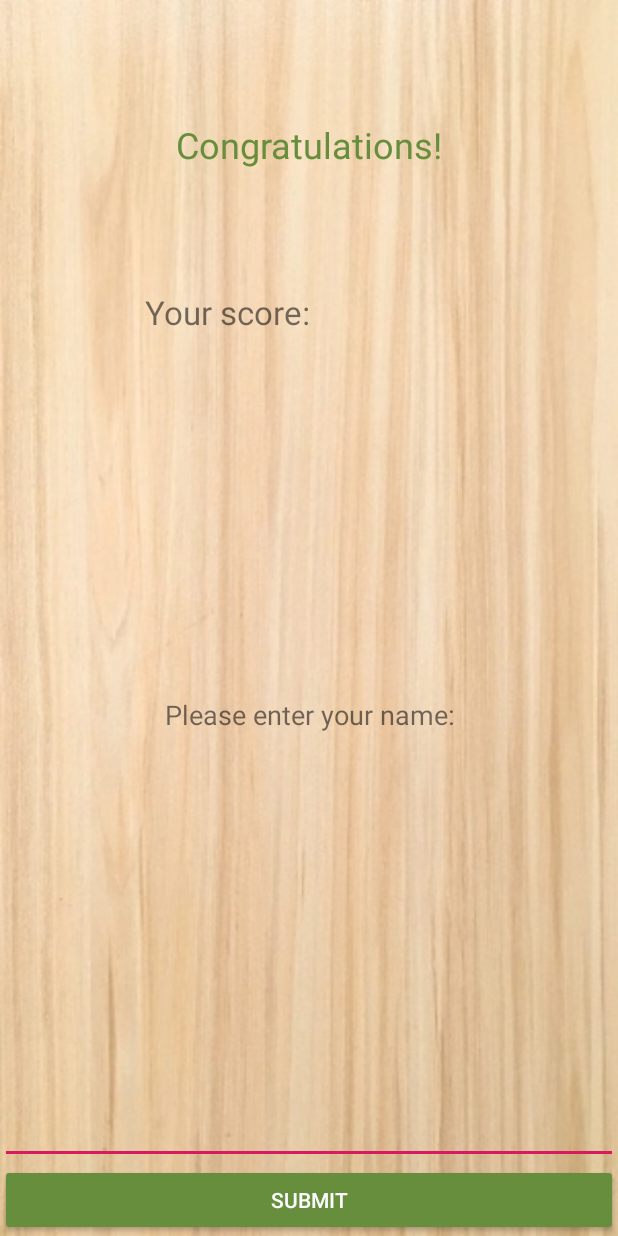
After one commit to yeoweizheng/FlipMeTeam7, an Android app: the layout dialog_enter_name.xml on its own in the app's theme, with its tools: preview values and no code run, on a phone screen of 412 x 824 dp. The commit adds this screen. Run offline under Robolectric (Android 15) with nearby library versions, the phone set to English and light mode, and no system bars.

Commit message:
Added game dialog & score system

```diff
--- /dev/null
+++ b/app/src/main/res/layout/dialog_enter_name.xml
@@ -0,0 +1,73 @@
+<?xml version="1.0" encoding="utf-8"?>
+<LinearLayout
+    xmlns:android="http://schemas.android.com/apk/res/android"
+    xmlns:app="http://schemas.android.com/apk/res-auto"
+    xmlns:tools="http://schemas.android.com/tools"
+    android:orientation="vertical"
+    android:layout_width="match_parent"
+    android:layout_height="match_parent">
+
+    <TextView
+        android:id="@+id/dialogGreeting"
+        android:layout_width="match_parent"
+        android:layout_height="wrap_content"
+        android:layout_weight="1"
+        android:textAlignment="center"
+        android:gravity="center"
+        android:textSize="24dp"
+        android:textColor="@color/ourGreen"
+        android:text="Congratulations!"
+        />
+    <LinearLayout
+        android:layout_width="match_parent"
+        android:layout_height="wrap_content"
+        android:layout_weight="1"
+        android:orientation="horizontal">
+
+        <TextView
+            android:layout_width="0dp"
+            android:layout_height="wrap_content"
+            android:layout_weight="1"
+            android:text="Your score:"
+            android:textAlignment="textEnd"
+            android:textSize="22dp" />
+
+        <TextView
+            android:id="@+id/score"
+            android:layout_width="0dp"
+            android:layout_height="wrap_content"
+            android:layout_weight="1"
+            android:textAlignment="textStart"
+            android:textColor="@color/ourGreen"
+            android:textSize="22dp" />
+
+    </LinearLayout>
+
+    <TextView
+        android:layout_width="match_parent"
+        android:layout_height="wrap_content"
+        android:layout_weight="1"
+        android:textAlignment="center"
+        android:gravity="center"
+        android:textSize="18dp"
+        android:text="Please enter your name:"
+        />
+
+    <EditText
+        android:id="@+id/nameInput"
+        android:layout_width="match_parent"
+        android:layout_height="wrap_content"
+        android:layout_weight="1"
+        android:textAlignment="center"
+        android:gravity="center"
+        android:inputType="textPersonName"
+        />
+
+    <Button
+        android:id="@+id/submitBtn"
+        android:layout_width="match_parent"
+        android:layout_height="wrap_content"
+        android:backgroundTint="@color/ourGreen"
+        android:text="Submit" />
+
+</LinearLayout>
```
Also changed, not shown: app/src/main/java/sg/edu/nus/flipmeteam7/GameActivity.java (+50 -8 lines).
